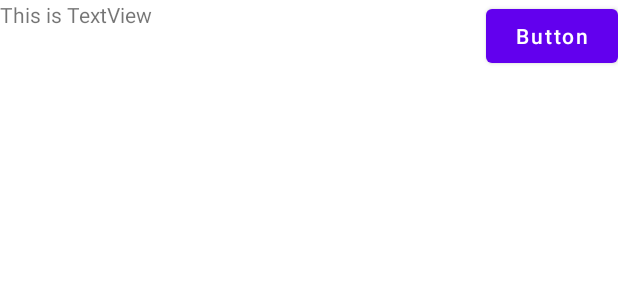
After one commit to Billdex/learn, an Android app: the layout frame_layout.xml on its own in the app's theme, with its tools: preview values and no code run, on a phone screen of 412 x 824 dp. The commit adds this screen. Shown: the top 300 px of the screen. Run offline under Robolectric (Android 15) with nearby library versions, the phone set to English and light mode, and no system bars.

Commit message:
FrameLayout帧布局的用法

```diff
--- a/android-study/UILayout/app/src/main/AndroidManifest.xml
+++ b/android-study/UILayout/app/src/main/AndroidManifest.xml
@@ -9,7 +9,8 @@
         android:roundIcon="@mipmap/ic_launcher_round"
         android:supportsRtl="true"
         android:theme="@style/Theme.UILayout">
-        <activity android:name=".RelativeLayoutActivity"></activity>
+        <activity android:name=".FrameLayoutActivity"></activity>
+        <activity android:name=".RelativeLayoutActivity" />
         <activity android:name=".LayoutWeightActivity" />
         <activity android:name=".MainActivity">
             <intent-filter>
--- a/android-study/UILayout/app/src/main/java/com/example/uilayout/MainActivity.kt
+++ b/android-study/UILayout/app/src/main/java/com/example/uilayout/MainActivity.kt
@@ -11,6 +11,7 @@ class MainActivity : AppCompatActivity(), View.OnClickListener {
         setContentView(R.layout.activity_main)
         button1.setOnClickListener(this)
         button2.setOnClickListener(this)
+        button3.setOnClickListener(this)
     }
 
     override fun onClick(v: View?) {
@@ -21,6 +22,9 @@ class MainActivity : AppCompatActivity(), View.OnClickListener {
             R.id.button2 -> {
                 RelativeLayoutActivity.actionStart(this)
             }
+            R.id.button3 -> {
+                FrameLayoutActivity.actionStart(this)
+            }
         }
     }
 }
--- a/android-study/UILayout/app/src/main/res/layout/activity_main.xml
+++ b/android-study/UILayout/app/src/main/res/layout/activity_main.xml
@@ -29,6 +29,6 @@
         android:layout_width="wrap_content"
         android:layout_height="wrap_content"
         android:layout_gravity="bottom"
-        android:text="button3" />
+        android:text="frame" />
 
 </LinearLayout>
--- /dev/null
+++ b/android-study/UILayout/app/src/main/res/layout/frame_layout.xml
@@ -0,0 +1,21 @@
+<?xml version="1.0" encoding="utf-8"?>
+<FrameLayout
+    xmlns:android="http://schemas.android.com/apk/res/android" android:layout_width="match_parent"
+    android:layout_height="match_parent">
+
+    <TextView
+        android:layout_width="wrap_content"
+        android:layout_height="wrap_content"
+        android:text="This is TextView"
+        />
+
+    <Button
+        android:id="@+id/button"
+        android:layout_width="wrap_content"
+        android:layout_height="wrap_content"
+        android:textAllCaps="false"
+        android:layout_gravity="right"
+        android:text="Button"
+        />
+
+</FrameLayout>
```
Also changed, not shown: android-study/UILayout/app/src/main/java/com/example/uilayout/FrameLayoutActivity.kt (added, +20 -0 lines).
